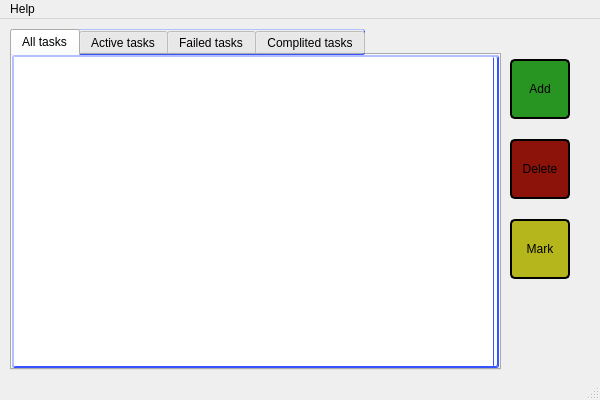
Before: the Qt Designer form mainwindow.ui in PorterCat/ToDoList, drawn with Qt 5.
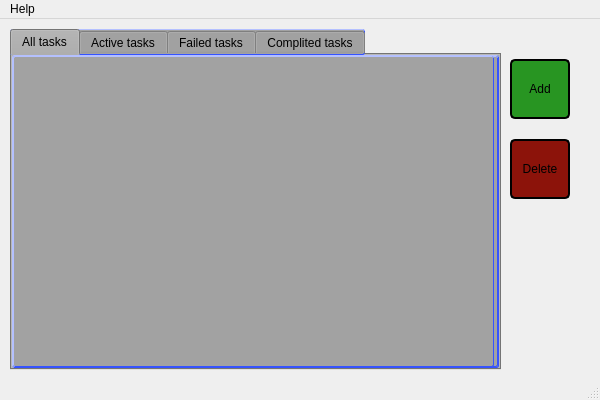
After: the same form once the commit is applied.

What changed in the file:
```diff
--- a/mainwindow.ui
+++ b/mainwindow.ui
@@ -105,12 +105,19 @@
      <cursorShape>ArrowCursor</cursorShape>
     </property>
     <property name="styleSheet">
-     <string notr="true">border-radius: 2px; border-width: 1px;border-color:rgb(53, 83, 255); border-style: outset;</string>
+     <string notr="true">border-radius: 2px; border-width: 1px;border-color:rgb(53, 83, 255); border-style: outset;
+background-color:rgb(162, 162, 162)</string>
     </property>
     <property name="currentIndex">
      <number>0</number>
     </property>
+    <property name="elideMode">
+     <enum>Qt::ElideNone</enum>
+    </property>
     <widget class="QWidget" name="tab_4">
+     <property name="styleSheet">
+      <string notr="true">background-color:rgb(162, 162, 162)</string>
+     </property>
      <attribute name="title">
       <string>All tasks</string>
      </attribute>
@@ -123,6 +130,9 @@
         <height>311</height>
        </rect>
       </property>
+      <attribute name="horizontalHeaderDefaultSectionSize">
+       <number>77</number>
+      </attribute>
      </widget>
     </widget>
     <widget class="QWidget" name="tab">
@@ -171,37 +181,6 @@
      </widget>
     </widget>
    </widget>
-   <widget class="QPushButton" name="pushButton_4">
-    <property name="geometry">
-     <rect>
-      <x>510</x>
-      <y>200</y>
-      <width>60</width>
-      <height>60</height>
-     </rect>
-    </property>
-    <property name="minimumSize">
-     <size>
-      <width>60</width>
-      <height>60</height>
-     </size>
-    </property>
-    <property name="maximumSize">
-     <size>
-      <width>60</width>
-      <height>60</height>
-     </size>
-    </property>
-    <property name="cursor">
-     <cursorShape>PointingHandCursor</cursorShape>
-    </property>
-    <property name="styleSheet">
-     <string notr="true">Background:rgb(181, 181, 28);Color:black;border-radius: 5px; border-style: outset;border-width: 2px;</string>
-    </property>
-    <property name="text">
-     <string>Mark</string>
-    </property>
-   </widget>
   </widget>
   <widget class="QMenuBar" name="menubar">
    <property name="geometry">
```
Left out of the diff: 18 changed lines with no effect on the pictures.
